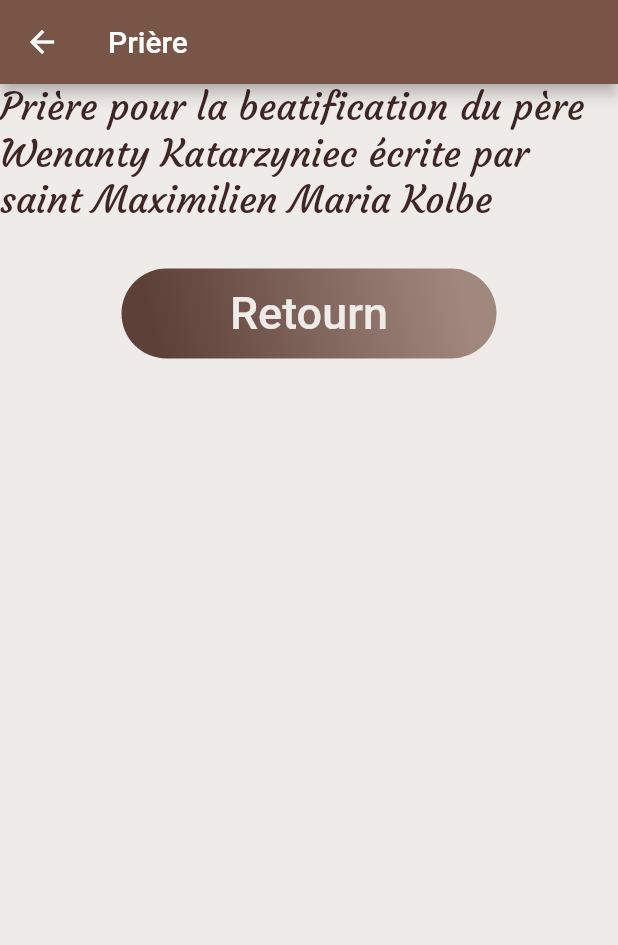
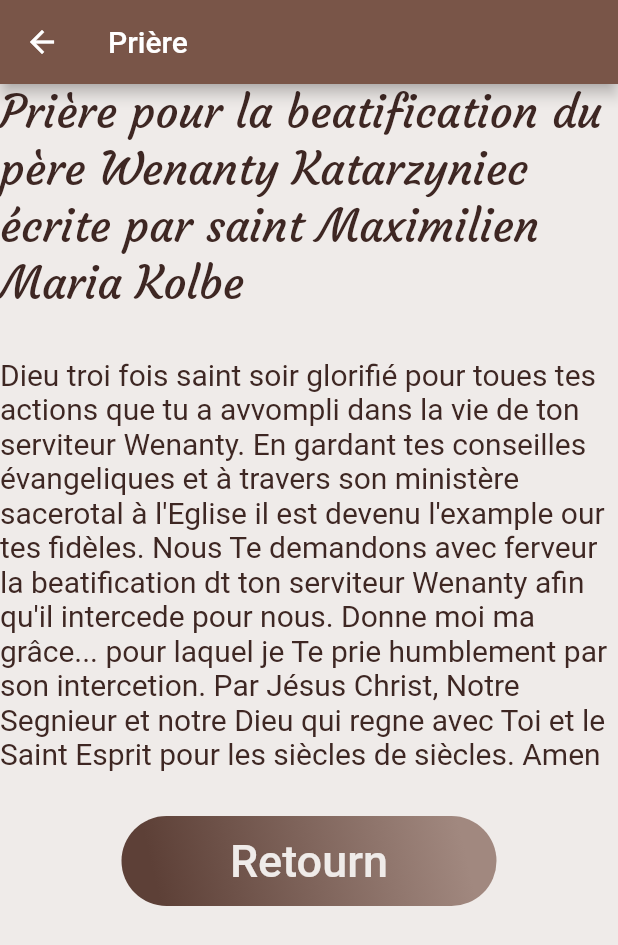
Before and after one commit to Deotyma/flutterapps, a Flutter app: the priere screen opened directly, on a phone screen of 412 x 824 dp. Shown: the top 945 px of the screen. Run offline on Flutter 3.47's test engine with Material 2 defaults, Android fonts, the phone set to English and light mode, and no system bars; our stand-ins replace audioplayers; missing offline and left inert: folding_cell.

Commit message:
version finale

```diff
--- a/wenanty/lib/main.dart
+++ b/wenanty/lib/main.dart
@@ -215,11 +215,20 @@ class priere extends StatelessWidget {
           children: <Widget>[
             Text ("Prière pour la beatification du père Wenanty Katarzyniec écrite par saint Maximilien Maria Kolbe",
         style: TextStyle(
-          fontSize: 25.0,
+          fontSize: 30.0,
           color: Colors.brown.shade900,
           fontFamily: 'Couragette',
         ),
             ),
+            SizedBox(
+              height: 30.0,
+              width: 150.0,
+            ),
+            Text('Dieu troi fois saint soir glorifié pour toues tes actions que tu a avvompli dans la vie de ton serviteur Wenanty. En gardant tes conseilles évangeliques et à travers son ministère sacerotal à l\'Eglise il est devenu l\'example our tes fidèles. Nous Te demandons avec ferveur la beatification dt ton serviteur Wenanty afin qu\'il intercede pour nous. Donne moi ma grâce... pour laquel je Te prie humblement par son intercetion. Par Jésus Christ, Notre Segnieur et notre Dieu qui regne avec Toi et le Saint Esprit pour les siècles de siècles. Amen',
+            style: TextStyle(
+              fontSize: 20.0,
+              color: Colors.brown.shade900,
+            ),),
             SizedBox(
               height: 30.0,
               width: 150.0,
@@ -350,9 +359,16 @@ class neuvenne extends StatelessWidget {
   Widget _buildInnerBottomWidget(int index) {
     return Builder(builder: (context) {
       return Container(
-        color: Color(0xFFecf2f9),
+        color: Colors.brown.shade100,
         alignment: Alignment.bottomCenter,
-        child: Container(
+        child: Column(
+          children: <Widget>[
+            Text ('Notre Père...,      Je vous salue Marie, Gloire au Père...',
+            style: TextStyle(
+              fontSize: 30.0,
+              color: Colors.brown.shade900,
+            ),),
+            Container(
               width: 250.0,
               height: 60.0,
               decoration: BoxDecoration(
@@ -384,6 +400,8 @@ class neuvenne extends StatelessWidget {
                 splashColor: Colors.white.withOpacity(0.5),
               ),
             ),
+          ],
+        ),
       );
     });
   }
```
Also changed, not shown: wenanty/assets/image0.jpg, wenanty/assets/image1.jpg, wenanty/assets/image2.jpg, wenanty/assets/image3.jpg, wenanty/assets/image4.jpg, wenanty/assets/image5.jpg, wenanty/assets/image6.jpg, wenanty/assets/image7.jpg, wenanty/assets/image8.jpg. Lines whose indentation alone changed are shown as unchanged.
